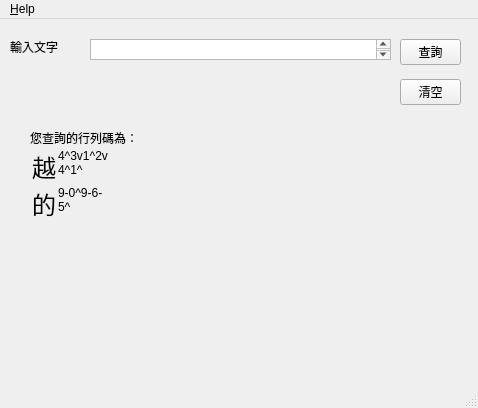
First picture: the form in ui.ui, repository Yoxem/findarray30code, before the edit.
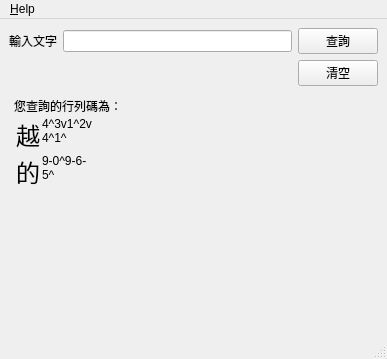
Second picture: the form after the edit.

Diff of the .ui file:
```diff
--- a/ui.ui
+++ b/ui.ui
@@ -6,71 +6,103 @@
    <rect>
     <x>0</x>
     <y>0</y>
-    <width>478</width>
-    <height>408</height>
+    <width>387</width>
+    <height>359</height>
    </rect>
   </property>
   <property name="windowTitle">
    <string>findarray30code - 行列30查碼</string>
   </property>
   <widget class="QWidget" name="centralwidget">
-   <widget class="QTextEdit" name="textEdit">
-    <property name="geometry">
-     <rect>
-      <x>90</x>
-      <y>20</y>
-      <width>301</width>
-      <height>21</height>
-     </rect>
-    </property>
-   </widget>
+   <layout class="QHBoxLayout" name="horizontalLayout_3">
+    <item>
+     <layout class="QVBoxLayout" name="verticalLayout">
+      <property name="sizeConstraint">
+       <enum>QLayout::SetDefaultConstraint</enum>
+      </property>
+      <item>
+       <layout class="QHBoxLayout" name="horizontalLayout">
+        <property name="sizeConstraint">
+         <enum>QLayout::SetDefaultConstraint</enum>
+        </property>
+        <item>
    <widget class="QLabel" name="label">
-    <property name="geometry">
-     <rect>
-      <x>10</x>
-      <y>20</y>
-      <width>66</width>
-      <height>15</height>
-     </rect>
+          <property name="sizePolicy">
+           <sizepolicy hsizetype="Preferred" vsizetype="Maximum">
+            <horstretch>0</horstretch>
+            <verstretch>0</verstretch>
+           </sizepolicy>
     </property>
     <property name="text">
      <string>輸入文字</string>
     </property>
    </widget>
+        </item>
+        <item>
+         <widget class="QLineEdit" name="lineEdit">
+          <property name="sizePolicy">
+           <sizepolicy hsizetype="Expanding" vsizetype="Maximum">
+            <horstretch>0</horstretch>
+            <verstretch>0</verstretch>
+           </sizepolicy>
+          </property>
+         </widget>
+        </item>
+        <item>
    <widget class="QPushButton" name="pushButton">
-    <property name="geometry">
-     <rect>
-      <x>400</x>
-      <y>20</y>
-      <width>61</width>
-      <height>26</height>
-     </rect>
+          <property name="sizePolicy">
+           <sizepolicy hsizetype="Minimum" vsizetype="Maximum">
+            <horstretch>0</horstretch>
+            <verstretch>0</verstretch>
+           </sizepolicy>
     </property>
     <property name="text">
      <string>查詢</string>
     </property>
    </widget>
+        </item>
+       </layout>
+      </item>
+      <item>
+       <layout class="QHBoxLayout" name="horizontalLayout_2">
+        <property name="sizeConstraint">
+         <enum>QLayout::SetDefaultConstraint</enum>
+        </property>
+        <item>
+         <spacer name="horizontalSpacer">
+          <property name="orientation">
+           <enum>Qt::Horizontal</enum>
+          </property>
+          <property name="sizeHint" stdset="0">
+           <size>
+            <width>168</width>
+            <height>20</height>
+           </size>
+          </property>
+         </spacer>
+        </item>
+        <item>
    <widget class="QPushButton" name="pushButton_2">
-    <property name="geometry">
-     <rect>
-      <x>400</x>
-      <y>60</y>
-      <width>61</width>
-      <height>26</height>
-     </rect>
+          <property name="sizePolicy">
+           <sizepolicy hsizetype="Minimum" vsizetype="Maximum">
+            <horstretch>0</horstretch>
+            <verstretch>0</verstretch>
+           </sizepolicy>
     </property>
     <property name="text">
      <string>清空</string>
     </property>
    </widget>
+        </item>
+       </layout>
+      </item>
+      <item>
    <widget class="QLabel" name="label_2">
-    <property name="geometry">
-     <rect>
-      <x>30</x>
-      <y>110</y>
-      <width>421</width>
-      <height>211</height>
-     </rect>
+        <property name="sizePolicy">
+         <sizepolicy hsizetype="Expanding" vsizetype="Expanding">
+          <horstretch>0</horstretch>
+          <verstretch>0</verstretch>
+         </sizepolicy>
     </property>
     <property name="text">
      <string>&lt;html&gt;&lt;head/&gt;&lt;body&gt;&lt;p&gt;您查詢的行列碼為：
@@ -93,20 +125,27 @@
      <set>Qt::AlignLeading|Qt::AlignLeft|Qt::AlignTop</set>
     </property>
     <property name="margin">
-     <number>-2</number>
+         <number>2</number>
+        </property>
+        <property name="indent">
+         <number>5</number>
     </property>
     <property name="textInteractionFlags">
      <set>Qt::LinksAccessibleByKeyboard|Qt::LinksAccessibleByMouse|Qt::TextBrowserInteraction|Qt::TextSelectableByKeyboard|Qt::TextSelectableByMouse</set>
     </property>
    </widget>
+      </item>
+     </layout>
+    </item>
+   </layout>
   </widget>
   <widget class="QMenuBar" name="menubar">
    <property name="geometry">
     <rect>
      <x>0</x>
      <y>0</y>
-     <width>478</width>
-     <height>21</height>
+     <width>387</width>
+     <height>22</height>
     </rect>
    </property>
    <widget class="QMenu" name="menu_Help">
```
Lines whose indentation alone changed are shown as unchanged.
